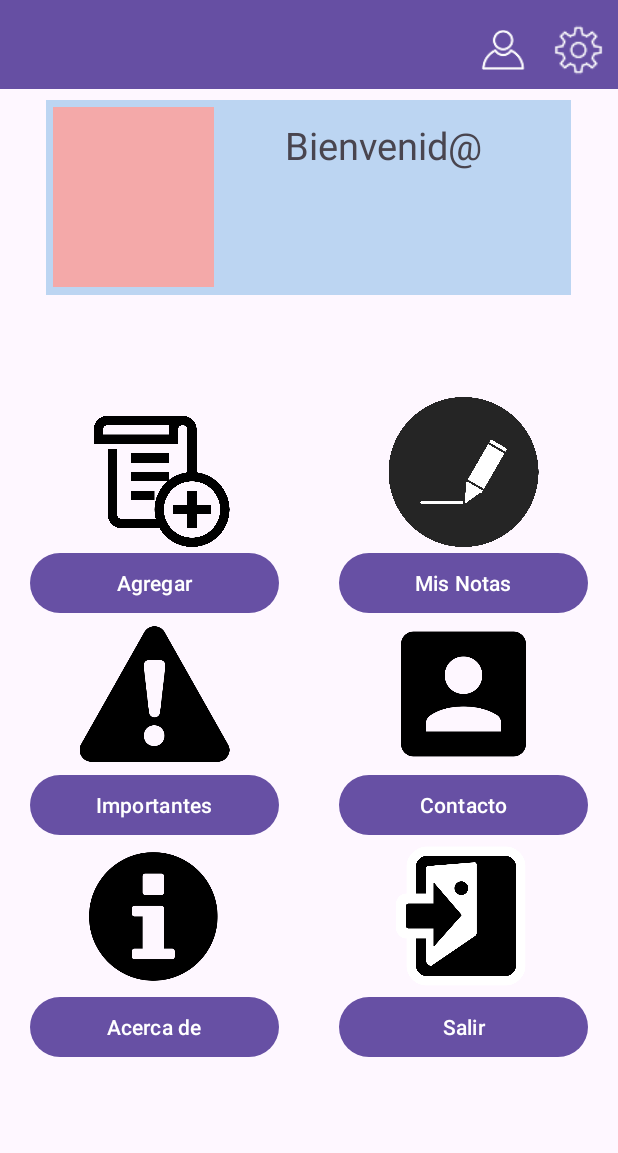
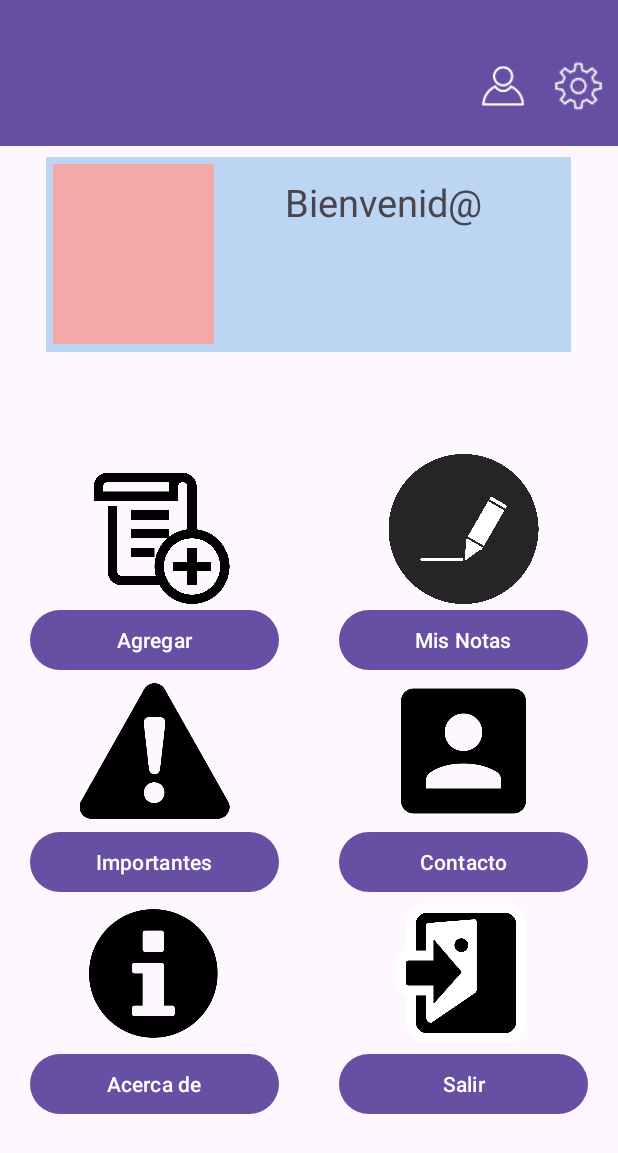
Before and after one commit to BryanGarciaR/proyectoAndroid, an Android app: the screen it shows after launch once a user with an empty profile is signed in (Principal), on a phone screen of 412 x 824 dp. Shown: the top 1153 px of the screen. Run offline under Robolectric (Android 15) with nearby library versions, the phone set to English and light mode, and no system bars; our stand-ins replace Firebase (no records; nobody signed in at launch, a user with empty details on screens opened directly); 1 statement that could not run was skipped.

Commit message:
nuevo activity

```diff
--- a/app/src/main/java/com/example/proyectofinal/Login.java
+++ b/app/src/main/java/com/example/proyectofinal/Login.java
@@ -112,7 +112,7 @@ public class Login extends AppCompatActivity {
                             finish();
                         } else {
                             progressDialog.dismiss();
-                            Toast.makeText(Login.this, "Verifique que el correo y la contraseña sean correctos", Toast.LENGTH_SHORT).show();
+                            Toast.makeText(Login.this, "Verifique que el correo y la contraseña sean correctas", Toast.LENGTH_SHORT).show();
                             Log.e("Login", "Error al iniciar sesión", task.getException());
                         }
                     }
--- a/app/src/main/res/layout/activity_principal.xml
+++ b/app/src/main/res/layout/activity_principal.xml
@@ -11,13 +11,12 @@
 
     <LinearLayout
         android:layout_width="match_parent"
-        android:layout_height="72dp"
+        android:layout_height="wrap_content"
         android:layout_gravity="center|end"
-        android:layout_marginTop="-100dp"
+        android:layout_marginTop="-80dp"
         android:background="#664FA3"
         android:gravity="center|center_horizontal"
-        android:orientation="horizontal"
-        >
+        android:orientation="horizontal">
 
         <ImageView
             android:id="@+id/imgUsericono1"
@@ -42,11 +41,12 @@
             app:srcCompat="@mipmap/opcionesicono" />
     </LinearLayout>
 
+
     <FrameLayout
         android:layout_width="wrap_content"
         android:layout_height="145dp"
-        android:layout_marginBottom="60dp"
-        android:layout_marginTop="0dp">
+        android:layout_marginTop="0dp"
+        android:layout_marginBottom="60dp">
 
 
         <View
@@ -65,8 +65,8 @@
             android:layout_width="107dp"
             android:layout_height="120dp"
             android:layout_alignParentLeft="true"
+            android:layout_alignParentTop="true"
             android:layout_marginLeft="35dp"
-            android:layout_alignParentTop="true"
             android:layout_marginTop="12dp"
             android:background="#F4A9A9">
 
@@ -77,12 +77,11 @@
             android:layout_width="match_parent"
             android:layout_height="wrap_content"
             android:layout_gravity="center_horizontal"
+            android:layout_marginLeft="50dp"
             android:layout_marginTop="20dp"
-            android:layout_marginLeft="50dp"
-            android:textSize="25dp"
-            android:text="Bienvenid@" />
+            android:text="Bienvenid@"
+            android:textSize="25dp" />
     </FrameLayout>
-
 
     <LinearLayout
         android:layout_width="match_parent"
--- a/app/src/main/res/values/strings.xml
+++ b/app/src/main/res/values/strings.xml
@@ -10,9 +10,6 @@
     <string name="UsuarioNuevoTXT">¿No tienes Cuenta?. Registrate </string>
 
 
-
-
-
     <string name="CerrarSe">Salir </string>
 
 
```
Also changed, not shown: app/src/main/AndroidManifest.xml (+4 -4 lines), app/src/main/java/com/example/proyectofinal/Acercade.java (added, +24 -0 lines), app/src/main/java/com/example/proyectofinal/AgregarNota.java (+11 -0 lines), app/src/main/java/com/example/proyectofinal/Registro.java (+6 -3 lines), app/src/main/res/layout/activity_acercade.xml (added, +10 -0 lines).
